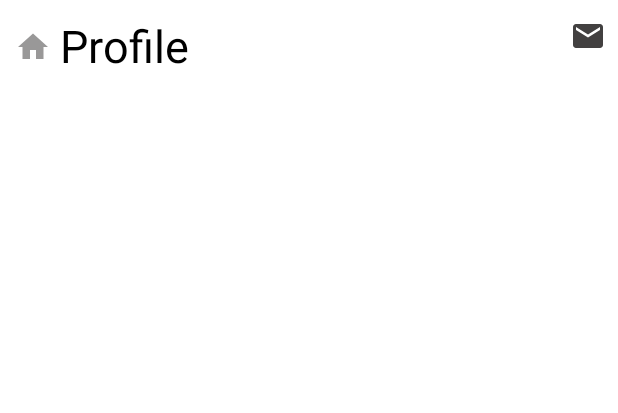
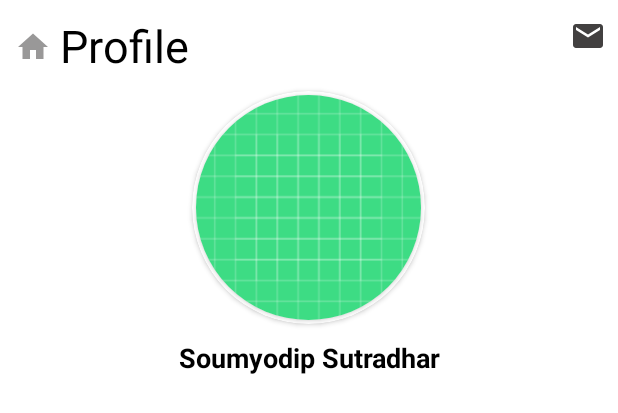
Before and after one commit to Samsand-5/RozirotiAssignment, an Android app: the layout profile.xml on its own in the app's theme, with its tools: preview values and no code run, on a phone screen of 412 x 824 dp. Shown: the top 413 px of the screen. Run offline under Robolectric (Android 15) with nearby library versions, the phone set to English and light mode, and no system bars.

Commit message:
initial commit

```diff
--- a/app/src/main/res/layout/profile.xml
+++ b/app/src/main/res/layout/profile.xml
@@ -7,7 +7,7 @@
 
     <LinearLayout
         android:layout_width="match_parent"
-        android:layout_height="350dp"
+        android:layout_height="280dp"
         android:orientation="vertical"
         app:layout_constraintEnd_toEndOf="parent"
         app:layout_constraintStart_toStartOf="parent"
@@ -47,7 +47,39 @@
 
         </RelativeLayout>
 
+        <androidx.cardview.widget.CardView
+            android:layout_width="155dp"
+            android:layout_height="155dp"
+            android:layout_gravity="center_horizontal"
+            app:cardCornerRadius="250dp"
+            app:cardBackgroundColor="@color/white">
 
+            <androidx.cardview.widget.CardView
+                android:layout_width="150dp"
+                android:layout_height="150dp"
+                app:cardCornerRadius="250dp"
+                android:layout_gravity="center">
+
+                <ImageView
+                    android:id="@+id/profilePic"
+                    android:layout_width="150dp"
+                    android:layout_height="150dp"
+                    android:src="@drawable/ic_launcher_background"
+                    android:scaleType="centerCrop"/>
+
+            </androidx.cardview.widget.CardView>
+
+        </androidx.cardview.widget.CardView>
+
+        <TextView
+            android:layout_width="match_parent"
+            android:layout_height="wrap_content"
+            android:text="Soumyodip Sutradhar"
+            android:textStyle="bold"
+            android:textSize="18sp"
+            android:textColor="@color/black"
+            android:gravity="center"
+            android:layout_marginTop="10dp"/>
 
 
     </LinearLayout>
```
